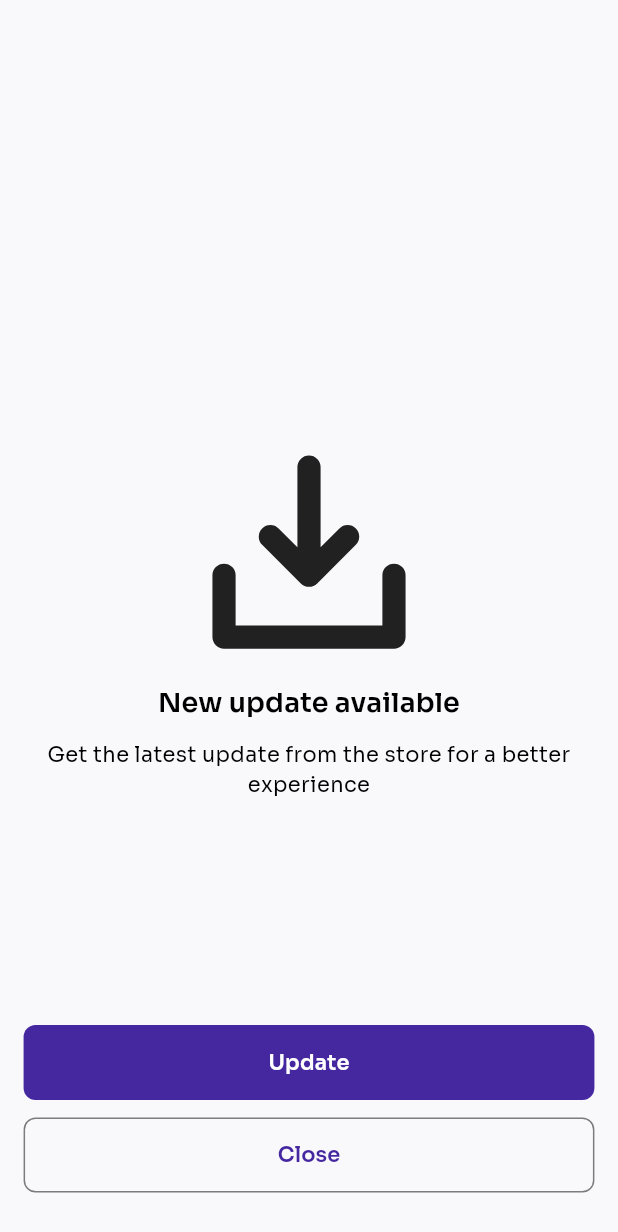
After one commit to o-ifeanyi/skribla, a Flutter app: the UpdateScreen screen opened by its route, after a tap on "Update", on a phone screen of 412 x 824 dp. The commit adds this screen. Shown: the top 1232 px of the screen. Run offline on Flutter 3.47's test engine with Material 3 defaults, Android fonts, the phone set to English and light mode, and no system bars; our stand-ins replace cloud_firestore, firebase_auth, firebase_core, flex_color_scheme, flutter_riverpod, flutter_screenutil and 13 more; missing offline and left inert: dart:html; accounts and stored records are empty; generated files the repository leaves out were written again; network calls fail.

```diff
--- /dev/null
+++ b/lib/src/app/start/presentation/screens/update_screen.dart
@@ -0,0 +1,65 @@
+import 'package:flutter/material.dart';
+import 'package:go_router/go_router.dart';
+import 'package:skribla/src/core/resource/app_icons.dart';
+import 'package:skribla/src/core/router/routes.dart';
+import 'package:skribla/src/core/service/support.dart';
+import 'package:skribla/src/core/util/config.dart';
+import 'package:skribla/src/core/util/extension.dart';
+import 'package:skribla/src/core/widgets/app_button.dart';
+
+class UpdateScreen extends StatelessWidget {
+  const UpdateScreen({
+    this.forced = false,
+    super.key,
+  });
+
+  final bool forced;
+
+  @override
+  Widget build(BuildContext context) {
+    return Scaffold(
+      body: Padding(
+        padding: Config.all(15),
+        child: Column(
+          mainAxisAlignment: MainAxisAlignment.center,
+          crossAxisAlignment: CrossAxisAlignment.stretch,
+          children: [
+            Icon(AppIcons.downloadSimple, size: Config.height * 0.2),
+            Text(
+              'New update available',
+              textAlign: TextAlign.center,
+              style: context.textTheme.titleSmall,
+            ),
+            Config.vBox12,
+            const Text(
+              'Get the latest update from the store for a better experience',
+              textAlign: TextAlign.center,
+            ),
+          ],
+        ),
+      ),
+      bottomSheet: Column(
+        crossAxisAlignment: CrossAxisAlignment.stretch,
+        mainAxisSize: MainAxisSize.min,
+        children: [
+          Config.vBox12,
+          AppButton(
+            hPadding: 15,
+            text: 'Update',
+            onPressed: Support.instance.openStore,
+          ),
+          if (!forced) ...[
+            Config.vBox12,
+            AppButton(
+              hPadding: 15,
+              type: ButtonType.outlined,
+              text: 'Close',
+              onPressed: () => context.go(Routes.start),
+            ),
+          ],
+          Config.vBox30,
+        ],
+      ),
+    );
+  }
+}
--- a/lib/src/core/resource/app_icons.dart
+++ b/lib/src/core/resource/app_icons.dart
@@ -23,4 +23,6 @@ abstract class AppIcons {
   static IconData get listChecks => PhosphorIconsBold.listChecks;
   static IconData get arrowUpRight => PhosphorIconsBold.arrowUpRight;
   static IconData get vibrate => PhosphorIconsBold.vibrate;
+  static IconData get cloudSlash => PhosphorIconsBold.cloudSlash;
+  static IconData get downloadSimple => PhosphorIconsBold.downloadSimple;
 }
--- a/lib/src/core/router/router.dart
+++ b/lib/src/core/router/router.dart
@@ -3,53 +3,69 @@ import 'dart:io';
 import 'package:flutter/cupertino.dart';
 import 'package:flutter/foundation.dart';
 import 'package:flutter/material.dart';
-import 'package:flutter_riverpod/flutter_riverpod.dart';
 import 'package:go_router/go_router.dart';
 import 'package:skribla/src/app/game/presentation/screens/game_screen.dart';
 import 'package:skribla/src/app/history/presentation/screens/history_screen.dart';
 import 'package:skribla/src/app/leaderboard/presentation/screens/leaderboard_screen.dart';
-import 'package:skribla/src/app/settings/presentation/screens/legal_screen.dart';
 import 'package:skribla/src/app/settings/presentation/screens/settings_screen.dart';
 import 'package:skribla/src/app/start/presentation/screens/start_screen.dart';
+import 'package:skribla/src/app/start/presentation/screens/unavailable_screen.dart';
+import 'package:skribla/src/app/start/presentation/screens/update_screen.dart';
 import 'package:skribla/src/core/router/routes.dart';
 import 'package:skribla/src/core/util/extension.dart';
 
-final routerProvider = Provider<GoRouter>(
-  (ref) {
-    final rootNavigatorKey = GlobalKey<NavigatorState>();
+final class Router {
+  Router._internal();
+  static final _singleton = Router._internal();
+  static Router get instance => _singleton;
 
-    Page<dynamic> pushScreen(Widget screen) {
+  static final _rootNavigatorKey = GlobalKey<NavigatorState>();
+
+  static Page<dynamic> _pushScreen(Widget screen) {
     if (kIsWeb || Platform.isAndroid) {
       return MaterialPage<void>(child: screen);
     }
     return CupertinoPage(child: screen);
   }
 
-    GoRoute route({
+  static GoRoute _route({
     required String path,
     required Widget? screen,
-      Page<dynamic> Function(BuildContext, GoRouterState)? pageBuilder,
     Widget Function(BuildContext, GoRouterState)? builder,
     List<RouteBase> routes = const <RouteBase>[],
   }) {
+    assert(screen != null || builder != null, 'Both screen and builder cannot be null');
+
     return GoRoute(
       path: path,
       name: path.routeName,
       builder: builder,
-        pageBuilder: screen != null ? (_, __) => pushScreen(screen) : pageBuilder,
+      pageBuilder: screen != null ? (_, __) => _pushScreen(screen) : null,
       routes: routes,
     );
   }
 
-    return GoRouter(
+  final goRouter = GoRouter(
     initialLocation: Routes.start,
-      navigatorKey: rootNavigatorKey,
+    navigatorKey: _rootNavigatorKey,
     routes: [
-        route(
+      _route(
+        path: Routes.unavailable,
+        screen: const UnavailableScreen(),
+      ),
+      _route(
+        path: Routes.update,
+        screen: null,
+        builder: (_, state) {
+          final forced = state.extra as bool? ?? false;
+          return UpdateScreen(forced: forced);
+        },
+      ),
+      _route(
         path: Routes.start,
         screen: const StartScreen(),
         routes: [
-            route(
+          _route(
             path: Routes.game,
             screen: null,
             builder: (_, state) {
@@ -57,34 +73,23 @@ final routerProvider = Provider<GoRouter>(
               return GameScreen(id: id);
             },
           ),
-            route(
+          _route(
             path: Routes.history,
             screen: const HistoryScreen(),
           ),
-            route(
+          _route(
             path: Routes.leaderboard,
             screen: const LeaderboardScreen(),
           ),
-            route(
+          _route(
             path: Routes.settings,
             screen: const SettingsScreen(),
-              routes: [
-                route(
-                  path: Routes.legal,
-                  screen: null,
-                  builder: (_, state) {
-                    final name = state.pathParameters['name'] ?? '';
-                    return LegalScreen(name: name);
-                  },
-                ),
-              ],
           ),
         ],
       ),
     ],
   );
-  },
-);
+}
 
 class TransparentRoute<T> extends PageRoute<T> {
   TransparentRoute({required this.builder}) : super(fullscreenDialog: false);
--- a/lib/src/core/router/routes.dart
+++ b/lib/src/core/router/routes.dart
@@ -5,5 +5,6 @@ abstract class Routes {
   static const String exhibits = 'exhibits/:id';
   static const String leaderboard = 'leaderboard';
   static const String settings = 'settings';
-  static const String legal = 'legal/:name';
+  static const String update = '/update';
+  static const String unavailable = '/unavailable';
 }
--- a/lib/src/core/service/support.dart
+++ b/lib/src/core/service/support.dart
@@ -1,5 +1,7 @@
 import 'dart:async';
+import 'dart:io';
 
+import 'package:flutter/foundation.dart';
 import 'package:in_app_review/in_app_review.dart';
 import 'package:skribla/src/core/service/logger.dart';
 import 'package:skribla/src/core/util/constants.dart';
@@ -31,6 +33,23 @@ final class Support {
     }
   }
 
+  Future<void> openStore() async {
+    try {
+      if (kIsWeb) return;
+
+      final uri = Uri.parse(
+        Platform.isAndroid
+            ? Constants.playstore
+            : (Platform.isIOS || Platform.isMacOS)
+                ? Constants.appstore
+                : Constants.website,
+      );
+      await launchUrl(uri);
+    } catch (e, s) {
+      _logger.error('openStoreListing $e', stack: s);
+    }
+  }
+
   Future<void> contactSupport() async {
     try {
       final emailUri = Uri(
@@ -48,6 +67,22 @@ final class Support {
     }
   }
 
+  Future<void> openPrivacy() async {
+    try {
+      await launchUrl(Uri.parse(Constants.privacy));
+    } catch (e, s) {
+      _logger.error('contactSupport $e', stack: s);
+    }
+  }
+
+  Future<void> openTerms() async {
+    try {
+      await launchUrl(Uri.parse(Constants.terms));
+    } catch (e, s) {
+      _logger.error('contactSupport $e', stack: s);
+    }
+  }
+
   String? _encodeQueryParameters(Map<String, String> params) {
     return params.entries
         .map(
--- a/lib/src/core/util/config.dart
+++ b/lib/src/core/util/config.dart
@@ -7,15 +7,18 @@ abstract class Config {
   static double get width => 1.sw;
 
   static TextTheme get textTheme => TextTheme(
+        displayLarge: GoogleFonts.sora(fontSize: 44.sp, fontWeight: FontWeight.w600),
+        displayMedium: GoogleFonts.sora(fontSize: 40.sp, fontWeight: FontWeight.w600),
+        displaySmall: GoogleFonts.sora(fontSize: 36.sp, fontWeight: FontWeight.w600),
         titleLarge: GoogleFonts.sora(fontSize: 32.sp, fontWeight: FontWeight.w600),
         titleMedium: GoogleFonts.sora(fontSize: 28.sp, fontWeight: FontWeight.w600),
         titleSmall: GoogleFonts.sora(fontSize: 18.sp, fontWeight: FontWeight.w600),
         bodyLarge: GoogleFonts.sora(fontSize: 16.sp, fontWeight: FontWeight.w600),
-        bodyMedium: GoogleFonts.sora(fontSize: 14.sp),
-        bodySmall: GoogleFonts.sora(fontSize: 12.sp),
+        bodyMedium: GoogleFonts.sora(fontSize: 14.sp, fontWeight: FontWeight.w400),
+        bodySmall: GoogleFonts.sora(fontSize: 12.sp, fontWeight: FontWeight.w400),
         labelLarge: GoogleFonts.sora(fontSize: 12.sp, fontWeight: FontWeight.w600),
-        labelMedium: GoogleFonts.sora(fontSize: 12.sp),
-        labelSmall: GoogleFonts.sora(fontSize: 10.sp),
+        labelMedium: GoogleFonts.sora(fontSize: 12.sp, fontWeight: FontWeight.w400),
+        labelSmall: GoogleFonts.sora(fontSize: 10.sp, fontWeight: FontWeight.w400),
       );
 
   static EdgeInsets all(double padding) => EdgeInsets.all(padding.w);
--- a/lib/src/core/util/feature_flags.dart
+++ b/lib/src/core/util/feature_flags.dart
@@ -3,24 +3,30 @@ import 'dart:io';
 import 'package:flutter/foundation.dart';
 import 'package:freezed_annotation/freezed_annotation.dart';
 
-part 'generated/feature_flags.freezed.dart';
 part 'generated/feature_flags.g.dart';
 
-@freezed
-class FeatureFlags with _$FeatureFlags {
-  const factory FeatureFlags({
-    @Default(1) int majorVersion,
-    @Default(0) int minorVersion,
-    @Default(false) bool webDown,
-    @Default(false) bool iosDown,
-    @Default(false) bool androidDown,
-    @Default(false) bool macDown,
-    @Default(100) int drawDelayMilliseconds,
-  }) = _FeatureFlags;
+@JsonSerializable()
+class FeatureFlags {
+  const FeatureFlags({
+    this.majorVersion = 1,
+    this.minorVersion = 0,
+    this.webDown = false,
+    this.iosDown = false,
+    this.androidDown = false,
+    this.macDown = false,
+    this.drawDelayMilliseconds = 100,
+  });
+  factory FeatureFlags.fromJson(Map<String, Object?> json) => _$FeatureFlagsFromJson(json);
 
-  const FeatureFlags._();
+  Map<String, dynamic> toJson() => _$FeatureFlagsToJson(this);
 
-  factory FeatureFlags.fromJson(Map<String, Object?> json) => _$FeatureFlagsFromJson(json);
+  final int majorVersion;
+  final int minorVersion;
+  final bool webDown;
+  final bool iosDown;
+  final bool androidDown;
+  final bool macDown;
+  final int drawDelayMilliseconds;
 
   bool get plaformDown {
     if (kIsWeb) {
--- a/pubspec.yaml
+++ b/pubspec.yaml
@@ -10,7 +10,6 @@ dependencies:
   cloud_firestore: ^5.2.0
   firebase_auth: ^5.1.3
   firebase_core: ^3.3.0
-  firebase_remote_config: ^5.0.4
   flex_color_scheme: ^7.3.1
   flutter:
     sdk: flutter
```
Also changed, not shown: lib/src/app/game/presentation/provider/game_provider.dart (+4 -3 lines), lib/src/app/main_app.dart (+2 -7 lines), lib/src/app/start/presentation/screens/start_screen.dart (+13 -3 lines), lib/src/app/start/presentation/screens/unavailable_screen.dart (added, +34 -0 lines), lib/src/core/service/remote_config.dart (+22 -39 lines), lib/src/core/util/constants.dart (+5 -66 lines), lib/src/core/util/generated/feature_flags.freezed.dart (deleted), lib/src/core/util/generated/feature_flags.g.dart, pubspec.lock, 4 other files. Lines whose indentation alone changed are shown as unchanged.
